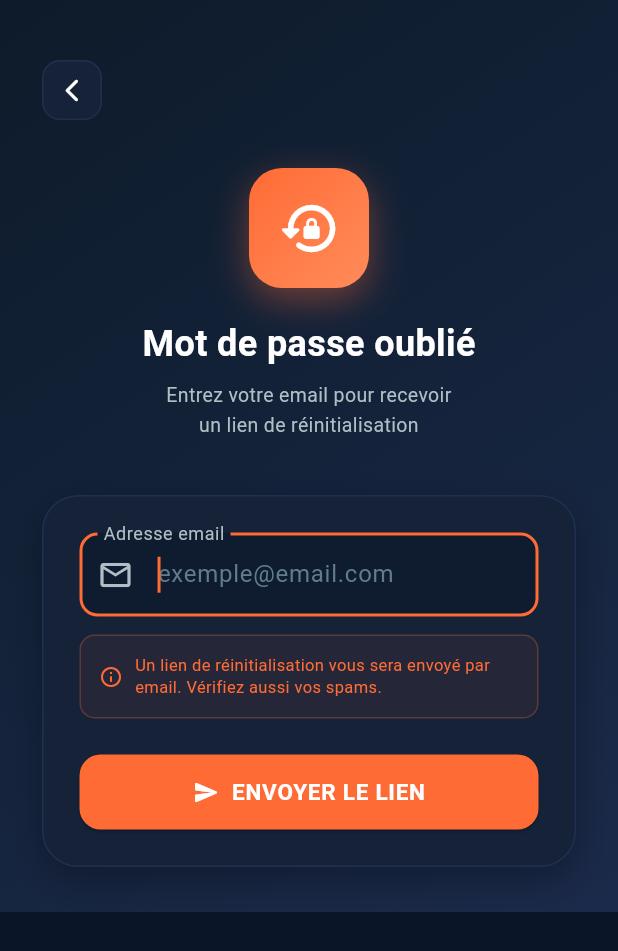
After one commit to Augustin0527/SikaFlow, a Flutter app: the MotDePasseOublieScreen screen opened directly, on a phone screen of 412 x 824 dp. The commit adds this screen. Shown: the top 951 px of the screen. Run offline on Flutter 3.47's test engine with Material 3 defaults, Android fonts, the phone set to English and light mode, and no system bars; our stand-ins replace cloud_firestore, firebase_auth, firebase_core; accounts and stored records are empty; network calls fail.

Commit message:
feat: mot de passe oublié + fix affichage web (index.html + buildConfig)

```diff
--- /dev/null
+++ b/lib/screens/auth/mot_de_passe_oublie_screen.dart
@@ -0,0 +1,409 @@
+import 'package:flutter/material.dart';
+import 'package:provider/provider.dart';
+import '../../providers/app_provider.dart';
+import '../../theme/app_theme.dart';
+
+class MotDePasseOublieScreen extends StatefulWidget {
+  final String? emailInitial;
+  const MotDePasseOublieScreen({super.key, this.emailInitial});
+
+  @override
+  State<MotDePasseOublieScreen> createState() => _MotDePasseOublieScreenState();
+}
+
+class _MotDePasseOublieScreenState extends State<MotDePasseOublieScreen>
+    with SingleTickerProviderStateMixin {
+  final _formKey  = GlobalKey<FormState>();
+  late final TextEditingController _emailCtrl;
+  bool _chargement = false;
+  bool _emailEnvoye = false;
+
+  late AnimationController _animCtrl;
+  late Animation<double>    _fadeAnim;
+  late Animation<Offset>    _slideAnim;
+
+  @override
+  void initState() {
+    super.initState();
+    _emailCtrl = TextEditingController(text: widget.emailInitial ?? '');
+    _animCtrl  = AnimationController(
+        vsync: this, duration: const Duration(milliseconds: 700));
+    _fadeAnim  = Tween<double>(begin: 0, end: 1).animate(
+        CurvedAnimation(parent: _animCtrl, curve: Curves.easeOut));
+    _slideAnim = Tween<Offset>(
+            begin: const Offset(0, 0.15), end: Offset.zero)
+        .animate(CurvedAnimation(parent: _animCtrl, curve: Curves.easeOut));
+    _animCtrl.forward();
+  }
+
+  @override
+  void dispose() {
+    _animCtrl.dispose();
+    _emailCtrl.dispose();
+    super.dispose();
+  }
+
+  Future<void> _envoyer() async {
+    if (!_formKey.currentState!.validate()) return;
+    setState(() => _chargement = true);
+
+    final provider = context.read<AppProvider>();
+    final result = await provider.reinitialiserMotDePasse(
+      email: _emailCtrl.text.trim(),
+    );
+
+    if (!mounted) return;
+    setState(() => _chargement = false);
+
+    if (result['success'] == true) {
+      setState(() => _emailEnvoye = true);
+    } else {
+      ScaffoldMessenger.of(context).showSnackBar(SnackBar(
+        content: Text(result['erreur'] ?? 'Erreur lors de l\'envoi'),
+        backgroundColor: AppTheme.error,
+        behavior: SnackBarBehavior.floating,
+        shape: RoundedRectangleBorder(borderRadius: BorderRadius.circular(10)),
+      ));
+    }
+  }
+
+  @override
+  Widget build(BuildContext context) {
+    return Scaffold(
+      body: Container(
+        decoration: const BoxDecoration(gradient: AppTheme.primaryGradient),
+        child: SafeArea(
+          child: SingleChildScrollView(
+            padding: const EdgeInsets.symmetric(horizontal: 28),
+            child: Column(
+              children: [
+                const SizedBox(height: 40),
+
+                // ── Bouton retour ──
+                Align(
+                  alignment: Alignment.centerLeft,
+                  child: GestureDetector(
+                    onTap: () => Navigator.pop(context),
+                    child: Container(
+                      padding: const EdgeInsets.all(10),
+                      decoration: BoxDecoration(
+                        color: AppTheme.cardDark,
+                        borderRadius: BorderRadius.circular(12),
+                        border: Border.all(color: AppTheme.divider),
+                      ),
+                      child: const Icon(Icons.arrow_back_ios_new_rounded,
+                          color: Colors.white, size: 18),
+                    ),
+                  ),
+                ),
+                const SizedBox(height: 32),
+
+                // ── Icône ──
+                Container(
+                  width: 80,
+                  height: 80,
+                  decoration: BoxDecoration(
+                    gradient: AppTheme.accentGradient,
+                    borderRadius: BorderRadius.circular(22),
+                    boxShadow: [
+                      BoxShadow(
+                          color: AppTheme.accentOrange.withValues(alpha: 0.4),
+                          blurRadius: 20,
+                          offset: const Offset(0, 8)),
+                    ],
+                  ),
+                  child: const Icon(
+                    Icons.lock_reset_rounded,
+                    size: 42,
+                    color: Colors.white,
+                  ),
+                ),
+                const SizedBox(height: 20),
+                const Text(
+                  'Mot de passe oublié',
+                  style: TextStyle(
+                      color: Colors.white,
+                      fontSize: 24,
+                      fontWeight: FontWeight.bold),
+                ),
+                const SizedBox(height: 8),
+                const Text(
+                  'Entrez votre email pour recevoir\nun lien de réinitialisation',
+                  textAlign: TextAlign.center,
+                  style: TextStyle(
+                      color: AppTheme.textSecondary, fontSize: 13, height: 1.5),
+                ),
+                const SizedBox(height: 36),
+
+                // ── Carte principale ──
+                FadeTransition(
+                  opacity: _fadeAnim,
+                  child: SlideTransition(
+                    position: _slideAnim,
+                    child: _emailEnvoye
+                        ? _buildSuccessCard()
+                        : _buildFormCard(),
+                  ),
+                ),
+                const SizedBox(height: 30),
+              ],
+            ),
+          ),
+        ),
+      ),
+    );
+  }
+
+  // ── Formulaire envoi email ──────────────────────────────────────────────────
+  Widget _buildFormCard() {
+    return Container(
+      padding: const EdgeInsets.all(24),
+      decoration: BoxDecoration(
+        color: AppTheme.cardDark,
+        borderRadius: BorderRadius.circular(24),
+        border: Border.all(color: AppTheme.divider),
+        boxShadow: [
+          BoxShadow(
+              color: Colors.black.withValues(alpha: 0.3),
+              blurRadius: 20,
+              offset: const Offset(0, 8)),
+        ],
+      ),
+      child: Form(
+        key: _formKey,
+        child: Column(
+          crossAxisAlignment: CrossAxisAlignment.start,
+          children: [
+            // Champ email
+            TextFormField(
+              controller: _emailCtrl,
+              keyboardType: TextInputType.emailAddress,
+              autofocus: widget.emailInitial == null,
+              style: const TextStyle(color: Colors.white),
+              decoration: const InputDecoration(
+                labelText: 'Adresse email',
+                prefixIcon: Icon(Icons.email_outlined),
+                hintText: 'exemple@email.com',
+              ),
+              validator: (v) {
+                if (v == null || v.trim().isEmpty) return 'Email requis';
+                final reg = RegExp(
+                    r'^[a-zA-Z0-9._%+\-]+@[a-zA-Z0-9.\-]+\.[a-zA-Z]{2,}$');
+                if (!reg.hasMatch(v.trim())) return 'Format email invalide';
+                return null;
+              },
+            ),
+            const SizedBox(height: 12),
+
+            // Info
+            Container(
+              padding: const EdgeInsets.all(12),
+              decoration: BoxDecoration(
+                color: AppTheme.accentOrange.withValues(alpha: 0.07),
+                borderRadius: BorderRadius.circular(10),
+                border: Border.all(
+                    color: AppTheme.accentOrange.withValues(alpha: 0.25)),
+              ),
+              child: const Row(
+                children: [
+                  Icon(Icons.info_outline_rounded,
+                      color: AppTheme.accentOrange, size: 16),
+                  SizedBox(width: 8),
+                  Expanded(
+                    child: Text(
+                      'Un lien de réinitialisation vous sera envoyé par email. Vérifiez aussi vos spams.',
+                      style: TextStyle(
+                          color: AppTheme.accentOrange,
+                          fontSize: 11,
+                          height: 1.4),
+                    ),
+                  ),
+                ],
+              ),
+            ),
+            const SizedBox(height: 24),
+
+            // Bouton envoyer
+            SizedBox(
+              width: double.infinity,
+              child: ElevatedButton.icon(
+                onPressed: _chargement ? null : _envoyer,
+                style: ElevatedButton.styleFrom(
+                  backgroundColor: AppTheme.accentOrange,
+                  padding: const EdgeInsets.symmetric(vertical: 16),
+                  shape: RoundedRectangleBorder(
+                      borderRadius: BorderRadius.circular(14)),
+                ),
+                icon: _chargement
+                    ? const SizedBox(
+                        width: 18,
+                        height: 18,
+                        child: CircularProgressIndicator(
+                            color: Colors.white, strokeWidth: 2))
+                    : const Icon(Icons.send_rounded,
+                        color: Colors.white, size: 18),
+                label: Text(
+                  _chargement ? 'Envoi en cours...' : 'ENVOYER LE LIEN',
+                  style: const TextStyle(
+                      fontSize: 15,
+                      fontWeight: FontWeight.bold,
+                      color: Colors.white),
+                ),
+              ),
+            ),
+          ],
+        ),
+      ),
+    );
+  }
+
+  // ── Carte succès ────────────────────────────────────────────────────────────
+  Widget _buildSuccessCard() {
+    return Container(
+      padding: const EdgeInsets.all(28),
+      decoration: BoxDecoration(
+        color: AppTheme.cardDark,
+        borderRadius: BorderRadius.circular(24),
+        border: Border.all(color: AppTheme.success.withValues(alpha: 0.4)),
+        boxShadow: [
+          BoxShadow(
+              color: AppTheme.success.withValues(alpha: 0.15),
+              blurRadius: 20,
+              offset: const Offset(0, 8)),
+        ],
+      ),
+      child: Column(
+        children: [
+          // Icône succès
+          Container(
+            width: 64,
+            height: 64,
+            decoration: BoxDecoration(
+              color: AppTheme.success.withValues(alpha: 0.15),
+              shape: BoxShape.circle,
+            ),
+            child: const Icon(Icons.mark_email_read_rounded,
+                color: AppTheme.success, size: 34),
+          ),
+          const SizedBox(height: 18),
+          const Text(
+            'Email envoyé !',
+            style: TextStyle(
+                color: Colors.white,
+                fontSize: 20,
+                fontWeight: FontWeight.bold),
+          ),
+          const SizedBox(height: 10),
+          Text(
+            'Un lien de réinitialisation a été envoyé à\n${_emailCtrl.text.trim()}',
+            textAlign: TextAlign.center,
+            style: const TextStyle(
+                color: AppTheme.textSecondary, fontSize: 13, height: 1.5),
+          ),
+          const SizedBox(height: 20),
+          Container(
+            padding: const EdgeInsets.all(12),
+            decoration: BoxDecoration(
+              color: AppTheme.success.withValues(alpha: 0.07),
+              borderRadius: BorderRadius.circular(10),
+            ),
+            child: const Column(
+              children: [
+                _EtapeItem(
+                    numero: '1',
+                    texte: 'Ouvrez votre boîte email (vérifiez les spams)'),
+                SizedBox(height: 8),
+                _EtapeItem(
+                    numero: '2',
+                    texte: 'Cliquez sur le lien de réinitialisation'),
+                SizedBox(height: 8),
+                _EtapeItem(
+                    numero: '3',
+                    texte: 'Choisissez un nouveau mot de passe sécurisé'),
+                SizedBox(height: 8),
+                _EtapeItem(
+                    numero: '4',
+                    texte: 'Connectez-vous avec votre nouveau mot de passe'),
+              ],
+            ),
+          ),
+          const SizedBox(height: 24),
+
+          // Renvoyer l'email
+          TextButton.icon(
+            onPressed: _chargement
+                ? null
+                : () {
+                    setState(() => _emailEnvoye = false);
+                  },
+            icon: const Icon(Icons.refresh_rounded,
+                color: AppTheme.textSecondary, size: 16),
+            label: const Text('Renvoyer l\'email',
+                style: TextStyle(
+                    color: AppTheme.textSecondary, fontSize: 13)),
+          ),
+          const SizedBox(height: 8),
+
+          // Retour connexion
+          SizedBox(
+            width: double.infinity,
+            child: ElevatedButton.icon(
+              onPressed: () => Navigator.pop(context),
+              style: ElevatedButton.styleFrom(
+                backgroundColor: AppTheme.accentOrange,
+                padding: const EdgeInsets.symmetric(vertical: 14),
+                shape: RoundedRectangleBorder(
+                    borderRadius: BorderRadius.circular(14)),
+              ),
+              icon: const Icon(Icons.login_rounded,
+                  color: Colors.white, size: 18),
+              label: const Text('Retour à la connexion',
+                  style: TextStyle(
+                      color: Colors.white, fontWeight: FontWeight.bold)),
+            ),
+          ),
+        ],
+      ),
+    );
+  }
+}
+
+// ── Widget étape ─────────────────────────────────────────────────────────────
+class _EtapeItem extends StatelessWidget {
+  final String numero;
+  final String texte;
+  const _EtapeItem({required this.numero, required this.texte});
+
+  @override
+  Widget build(BuildContext context) {
+    return Row(
+      crossAxisAlignment: CrossAxisAlignment.start,
+      children: [
+        Container(
+          width: 22,
+          height: 22,
+          decoration: BoxDecoration(
+            color: AppTheme.success.withValues(alpha: 0.2),
+            shape: BoxShape.circle,
+          ),
+          alignment: Alignment.center,
+          child: Text(
+            numero,
+            style: const TextStyle(
+                color: AppTheme.success,
+                fontSize: 11,
+                fontWeight: FontWeight.bold),
+          ),
+        ),
+        const SizedBox(width: 10),
+        Expanded(
+          child: Text(
+            texte,
+            style: const TextStyle(
+                color: AppTheme.textSecondary, fontSize: 12, height: 1.4),
+          ),
+        ),
+      ],
+    );
+  }
+}
```
Also changed, not shown: lib/providers/app_provider.dart (+14 -0 lines), lib/screens/auth/login_screen.dart (+33 -1 lines), 1 other file.
